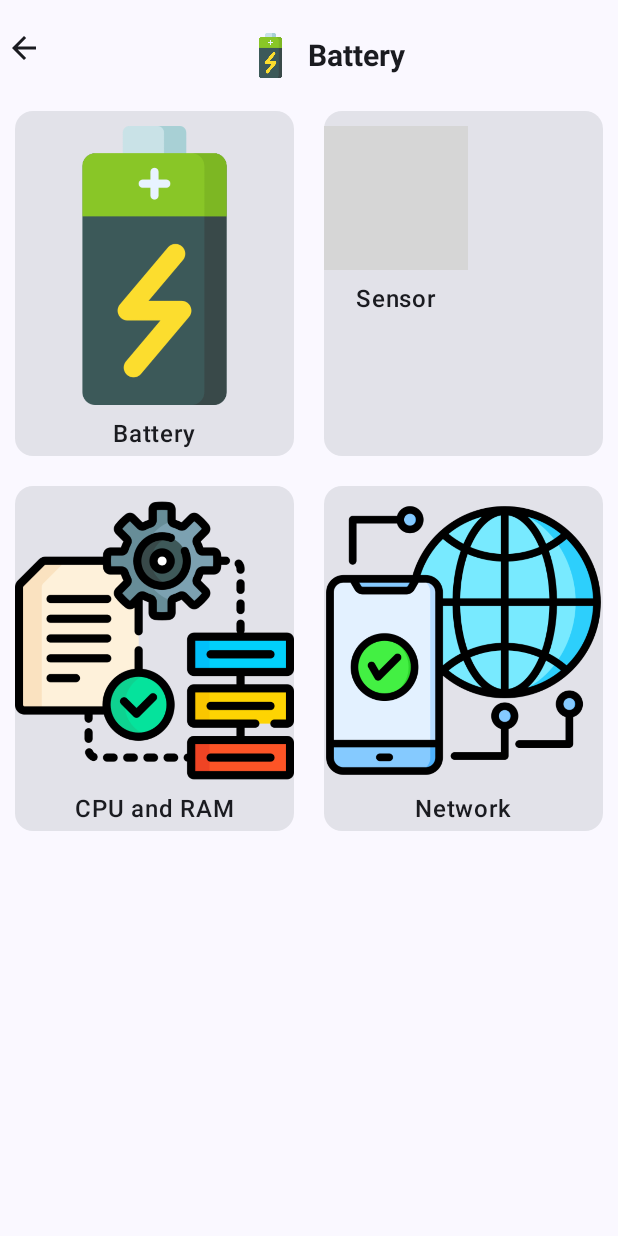
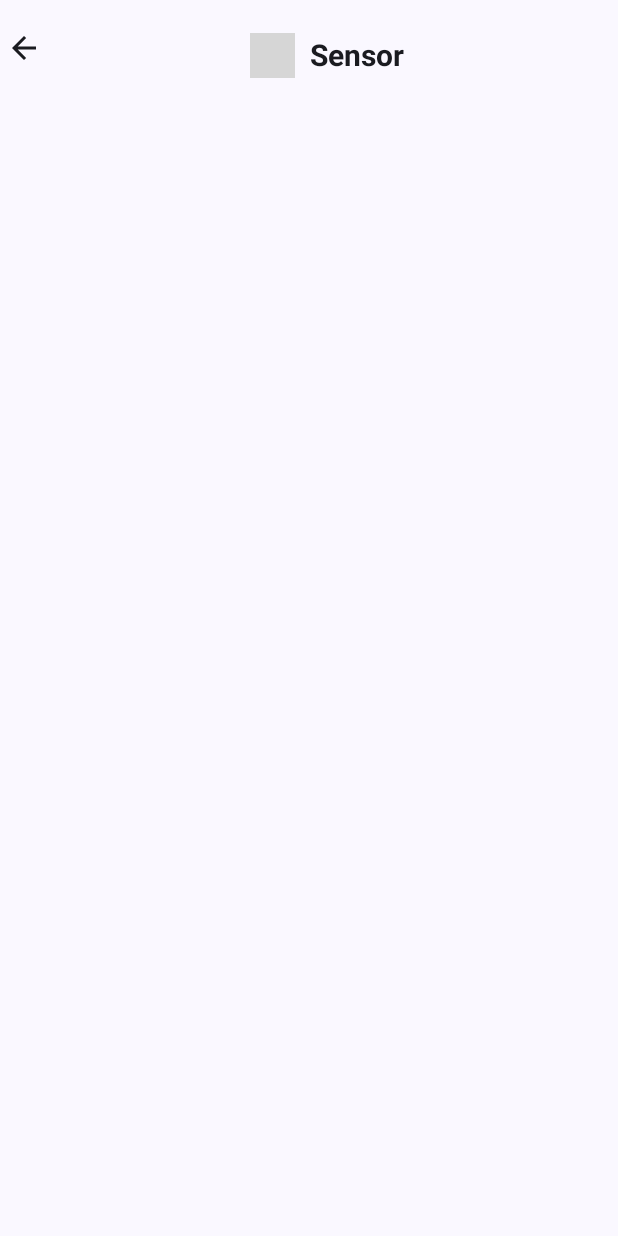
Before and after one commit to PrakashIrom/android-device-monitor, an Android app built with Jetpack Compose: the screen it shows after launch (MainActivity), after a tap on "Sensor", on a phone screen of 412 x 824 dp. Run offline under Robolectric (Android 15) with nearby library versions, the phone set to English and light mode, and no system bars; 1 other tap on this screen came first; grey boxes are pictures that could not be loaded.

Commit message:
BackEntry added

```diff
--- a/app/src/main/java/com/apui/androiddevicemonitor/MainActivity.kt
+++ b/app/src/main/java/com/apui/androiddevicemonitor/MainActivity.kt
@@ -22,13 +22,13 @@ class MainActivity : ComponentActivity() {
         enableEdgeToEdge()
         setContent {
             AndroidDeviceMonitorTheme {
-
+                val navController = rememberNavController()
                 Scaffold(modifier = Modifier.fillMaxSize(),
                     topBar = {
-                        TopBar()
+                        TopBar(navController = navController)
                     }
                 ) { paddingValues ->
-                    val navController = rememberNavController()
+
                     AppNavHost(
                         paddingValues = paddingValues,
                         navController = navController
--- a/app/src/main/java/com/apui/androiddevicemonitor/ui/cards/NetworkCard.kt
+++ b/app/src/main/java/com/apui/androiddevicemonitor/ui/cards/NetworkCard.kt
@@ -7,5 +7,8 @@ import com.apui.androiddevicemonitor.utils.CustomCard
 
 @Composable
 fun NetworkCard(navController: NavHostController) {
-    CustomCard(titleId = R.string.Network, iconRes = R.drawable.mobile_network)
+    CustomCard(
+        titleId = R.string.Network,
+        iconRes = R.drawable.mobile_network,
+        onClick = { navController.navigate("network") })
 }
--- a/app/src/main/java/com/apui/androiddevicemonitor/ui/cards/ProcessingCard.kt
+++ b/app/src/main/java/com/apui/androiddevicemonitor/ui/cards/ProcessingCard.kt
@@ -7,5 +7,8 @@ import com.apui.androiddevicemonitor.utils.CustomCard
 
 @Composable
 fun ProcessingCard(navController: NavHostController) {
-    CustomCard(titleId = R.string.Processing, iconRes = R.drawable.process)
+    CustomCard(
+        titleId = R.string.Processing,
+        iconRes = R.drawable.process,
+        onClick = { navController.navigate("processing") })
 }
--- a/app/src/main/java/com/apui/androiddevicemonitor/ui/cards/SensorCard.kt
+++ b/app/src/main/java/com/apui/androiddevicemonitor/ui/cards/SensorCard.kt
@@ -7,5 +7,8 @@ import com.apui.androiddevicemonitor.utils.CustomCard
 
 @Composable
 fun SensorCard(navController: NavHostController) {
-    CustomCard(titleId = R.string.Sensor, iconRes = R.drawable.sensor)
+    CustomCard(
+        titleId = R.string.Sensor,
+        iconRes = R.drawable.sensor,
+        onClick = { navController.navigate("sensor") })
 }
--- a/app/src/main/java/com/apui/androiddevicemonitor/ui/navigation/AppNavHost.kt
+++ b/app/src/main/java/com/apui/androiddevicemonitor/ui/navigation/AppNavHost.kt
@@ -1,5 +1,6 @@
 package com.apui.androiddevicemonitor.ui.navigation
 
+import androidx.activity.compose.BackHandler
 import androidx.compose.foundation.layout.PaddingValues
 import androidx.compose.runtime.Composable
 import androidx.navigation.NavHostController
@@ -7,24 +8,32 @@ import androidx.navigation.compose.NavHost
 import androidx.navigation.compose.composable
 import com.apui.androiddevicemonitor.ui.screens.HomeScreen
 import com.apui.androiddevicemonitor.ui.screens.battery.BatteryScreen
+import com.apui.androiddevicemonitor.ui.screens.network.NetworkScreen
+import com.apui.androiddevicemonitor.ui.screens.processing.ProcessingScreen
+import com.apui.androiddevicemonitor.ui.screens.sensor.SensorScreen
 
 @Composable
-fun AppNavHost(navController: NavHostController, paddingValues: PaddingValues){
-    NavHost(navController = navController, startDestination = NavRoutes.Home.route){
-        composable(NavRoutes.Home.route){
+fun AppNavHost(navController: NavHostController, paddingValues: PaddingValues) {
+
+    BackHandler(enabled = navController.previousBackStackEntry != null) {
+        navController.navigateUp()
+    }
+
+    NavHost(navController = navController, startDestination = NavRoutes.Home.route) {
+        composable(NavRoutes.Home.route) {
             HomeScreen(paddingValues, navController)
         }
-        composable(NavRoutes.Sensor.route){
-
+        composable(NavRoutes.Sensor.route) {
+            SensorScreen()
         }
-        composable(NavRoutes.Battery.route){
+        composable(NavRoutes.Battery.route) {
             BatteryScreen(navController)
         }
-        composable(NavRoutes.Processing.route){
-
+        composable(NavRoutes.Processing.route) {
+            ProcessingScreen()
         }
-        composable(NavRoutes.Network.route){
-
+        composable(NavRoutes.Network.route) {
+            NetworkScreen()
         }
     }
 }
--- a/app/src/main/java/com/apui/androiddevicemonitor/ui/screens/HomeScreen.kt
+++ b/app/src/main/java/com/apui/androiddevicemonitor/ui/screens/HomeScreen.kt
@@ -5,19 +5,29 @@ import androidx.compose.foundation.layout.padding
 import androidx.compose.foundation.lazy.grid.GridCells
 import androidx.compose.foundation.lazy.grid.LazyVerticalGrid
 import androidx.compose.runtime.Composable
+import androidx.compose.runtime.LaunchedEffect
 import androidx.compose.ui.Modifier
 import androidx.navigation.NavHostController
 import com.apui.androiddevicemonitor.ui.cards.BatteryCard
 import com.apui.androiddevicemonitor.ui.cards.NetworkCard
 import com.apui.androiddevicemonitor.ui.cards.ProcessingCard
 import com.apui.androiddevicemonitor.ui.cards.SensorCard
+import com.apui.androiddevicemonitor.ui.viewModel.TopBarViewModel
+import com.apui.androiddevicemonitor.utils.Screens
+import org.koin.compose.viewmodel.koinViewModel
 
 @Composable
 fun HomeScreen(
     paddingValues: PaddingValues,
     navController: NavHostController,
+    viewModel: TopBarViewModel = koinViewModel(),
 ) {
-
+    LaunchedEffect(Unit) {
+        viewModel.currentTopBar(
+            isBackButtonVisible = false,
+            screen = Screens.HOME
+        )
+    }
     LazyVerticalGrid(
         columns = GridCells.Fixed(2),
         modifier = Modifier.padding(paddingValues)
--- /dev/null
+++ b/app/src/main/java/com/apui/androiddevicemonitor/ui/screens/network/NetworkScreen.kt
@@ -0,0 +1,14 @@
+package com.apui.androiddevicemonitor.ui.screens.network
+
+import androidx.compose.runtime.Composable
+import androidx.compose.runtime.LaunchedEffect
+import com.apui.androiddevicemonitor.ui.viewModel.TopBarViewModel
+import com.apui.androiddevicemonitor.utils.Screens
+import org.koin.compose.viewmodel.koinViewModel
+
+@Composable
+fun NetworkScreen(viewModel: TopBarViewModel = koinViewModel()) {
+    LaunchedEffect(Unit) {
+        viewModel.currentTopBar(isBackButtonVisible = true, screen = Screens.NETWORK)
+    }
+}
--- /dev/null
+++ b/app/src/main/java/com/apui/androiddevicemonitor/ui/screens/processing/ProcessingScreen.kt
@@ -0,0 +1,15 @@
+package com.apui.androiddevicemonitor.ui.screens.processing
+
+import androidx.compose.runtime.Composable
+import androidx.compose.runtime.LaunchedEffect
+import com.apui.androiddevicemonitor.ui.viewModel.TopBarViewModel
+import com.apui.androiddevicemonitor.utils.Screens
+import org.koin.compose.viewmodel.koinViewModel
+
+@Composable
+fun ProcessingScreen(viewModel: TopBarViewModel = koinViewModel()){
+    LaunchedEffect(Unit) {
+        viewModel.currentTopBar(isBackButtonVisible = true, screen = Screens.PROCESSING)
+
+    }
+}
--- /dev/null
+++ b/app/src/main/java/com/apui/androiddevicemonitor/ui/screens/sensor/SensorScreen.kt
@@ -0,0 +1,15 @@
+package com.apui.androiddevicemonitor.ui.screens.sensor
+
+import androidx.compose.runtime.Composable
+import androidx.compose.runtime.LaunchedEffect
+import com.apui.androiddevicemonitor.ui.viewModel.TopBarViewModel
+import com.apui.androiddevicemonitor.utils.Screens
+import org.koin.compose.viewmodel.koinViewModel
+
+@Composable
+fun SensorScreen(viewModel: TopBarViewModel = koinViewModel()) {
+    LaunchedEffect(Unit) {
+        viewModel.currentTopBar(isBackButtonVisible = true, screen = Screens.SENSOR)
+
+    }
+}
--- a/app/src/main/java/com/apui/androiddevicemonitor/ui/viewModel/TopBarViewModel.kt
+++ b/app/src/main/java/com/apui/androiddevicemonitor/ui/viewModel/TopBarViewModel.kt
@@ -1,11 +1,9 @@
 package com.apui.androiddevicemonitor.ui.viewModel
 
-import android.util.Log
 import androidx.compose.runtime.State
 import androidx.compose.runtime.mutableStateOf
 import androidx.lifecycle.ViewModel
 import com.apui.androiddevicemonitor.utils.Screens
-import kotlinx.coroutines.flow.MutableStateFlow
 
 class TopBarViewModel : ViewModel() {
 
@@ -16,7 +14,6 @@ class TopBarViewModel : ViewModel() {
     val screen: State<Screens> = _screen
 
     fun currentTopBar(isBackButtonVisible: Boolean, screen: Screens) {
-        Log.d("TopBarViewModel", "Updating state: isBackButtonVisible=$isBackButtonVisible, screen=$screen")
         this._isBackButtonVisible.value = isBackButtonVisible
         this._screen.value = screen
     }
--- a/app/src/main/java/com/apui/androiddevicemonitor/utils/Screens.kt
+++ b/app/src/main/java/com/apui/androiddevicemonitor/utils/Screens.kt
@@ -4,8 +4,8 @@ import com.apui.androiddevicemonitor.R
 
 enum class Screens(val title: Int, val iconRes: Int) {
     HOME(R.string.app_name, R.drawable.icons8health75),
-    SENSOR(R.string.Sensor, R.drawable.icons8health75),
+    SENSOR(R.string.Sensor, R.drawable.sensor),
     BATTERY(R.string.Battery, R.drawable.battery),
-    NETWORK(R.string.Network, R.drawable.icons8health75),
-    PROCESSING(R.string.Processing, R.drawable.icons8health75)
+    NETWORK(R.string.Network, R.drawable.mobile_network),
+    PROCESSING(R.string.Processing, R.drawable.process)
 }
--- a/app/src/main/java/com/apui/androiddevicemonitor/utils/TopBar.kt
+++ b/app/src/main/java/com/apui/androiddevicemonitor/utils/TopBar.kt
@@ -1,5 +1,6 @@
 package com.apui.androiddevicemonitor.utils
 
+import androidx.compose.foundation.clickable
 import androidx.compose.foundation.layout.Arrangement
 import androidx.compose.foundation.layout.Row
 import androidx.compose.foundation.layout.Spacer
@@ -23,12 +24,13 @@ import androidx.compose.ui.res.stringResource
 import androidx.compose.ui.text.font.FontWeight
 import androidx.compose.ui.unit.dp
 import androidx.compose.ui.unit.sp
+import androidx.navigation.NavHostController
 import com.apui.androiddevicemonitor.ui.viewModel.TopBarViewModel
 import org.koin.compose.viewmodel.koinViewModel
 
 @OptIn(ExperimentalMaterial3Api::class)
 @Composable
-fun TopBar(viewModel: TopBarViewModel = koinViewModel()) {
+fun TopBar(viewModel: TopBarViewModel = koinViewModel(), navController: NavHostController) {
 
     val screen by viewModel.screen
     val isBackButtonVisible by viewModel.isBackButtonVisible
@@ -56,7 +58,13 @@ fun TopBar(viewModel: TopBarViewModel = koinViewModel()) {
         },
         navigationIcon = {
             if (isBackButtonVisible) {
-                Icon(imageVector = Icons.AutoMirrored.Filled.ArrowBack, contentDescription = "Back")
+                Icon(
+                    imageVector = Icons.AutoMirrored.Filled.ArrowBack,
+                    contentDescription = "Back",
+                    modifier = Modifier.clickable {
+                        viewModel.currentTopBar(isBackButtonVisible = false, screen = Screens.HOME)
+                        navController.navigateUp()
+                    })
             }
         },
     )
```
